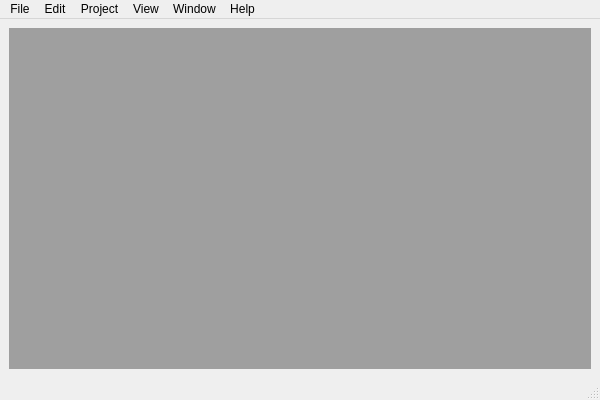
The window that gui/ui/MainWindow.ui (ruimaciel/femp) describes before a commit, drawn with Qt 5.
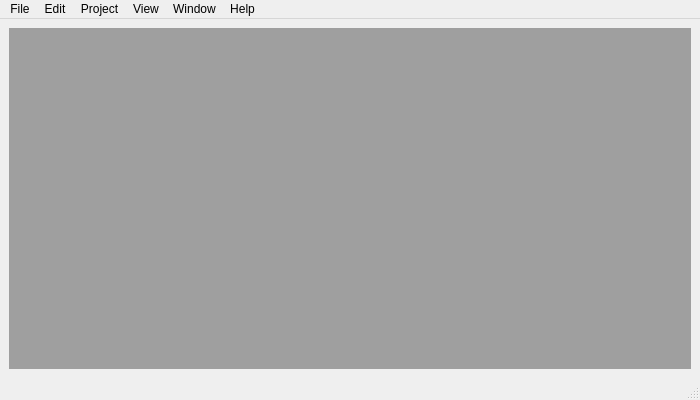
The same window after the commit.

Diff of the .ui file:
```diff
--- a/gui/ui/MainWindow.ui
+++ b/gui/ui/MainWindow.ui
@@ -7,7 +7,7 @@
    <rect>
     <x>0</x>
     <y>0</y>
-    <width>600</width>
+    <width>700</width>
     <height>400</height>
    </rect>
   </property>
@@ -26,7 +26,7 @@
     <rect>
      <x>0</x>
      <y>0</y>
-     <width>600</width>
+     <width>700</width>
      <height>20</height>
     </rect>
    </property>
```
